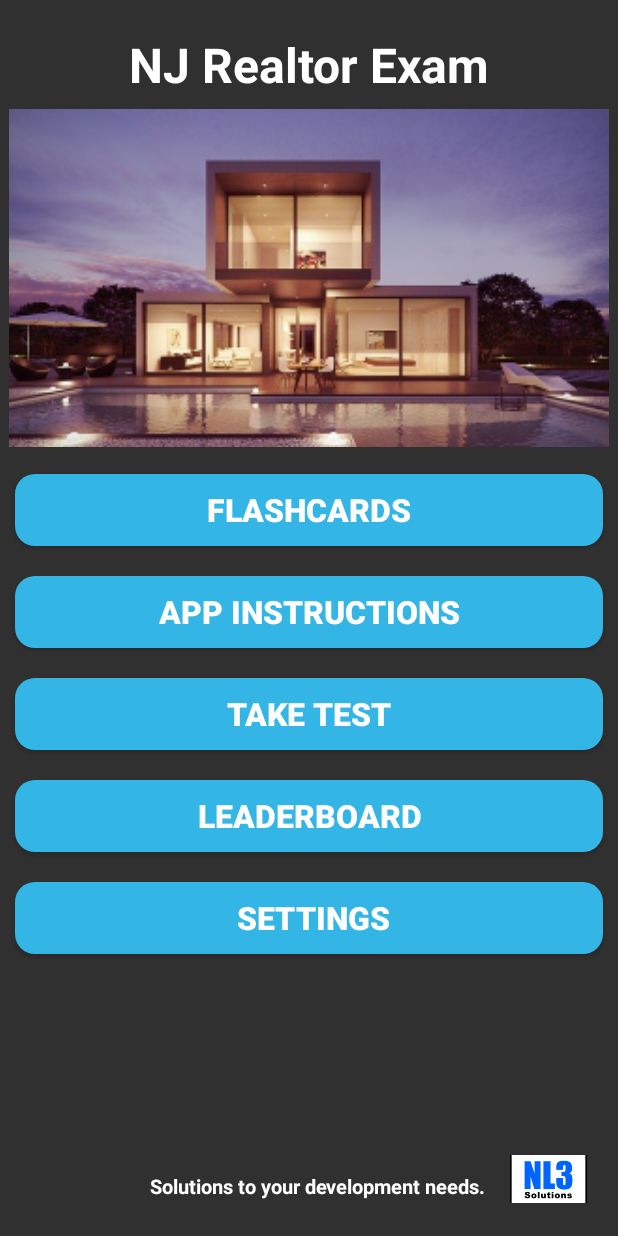
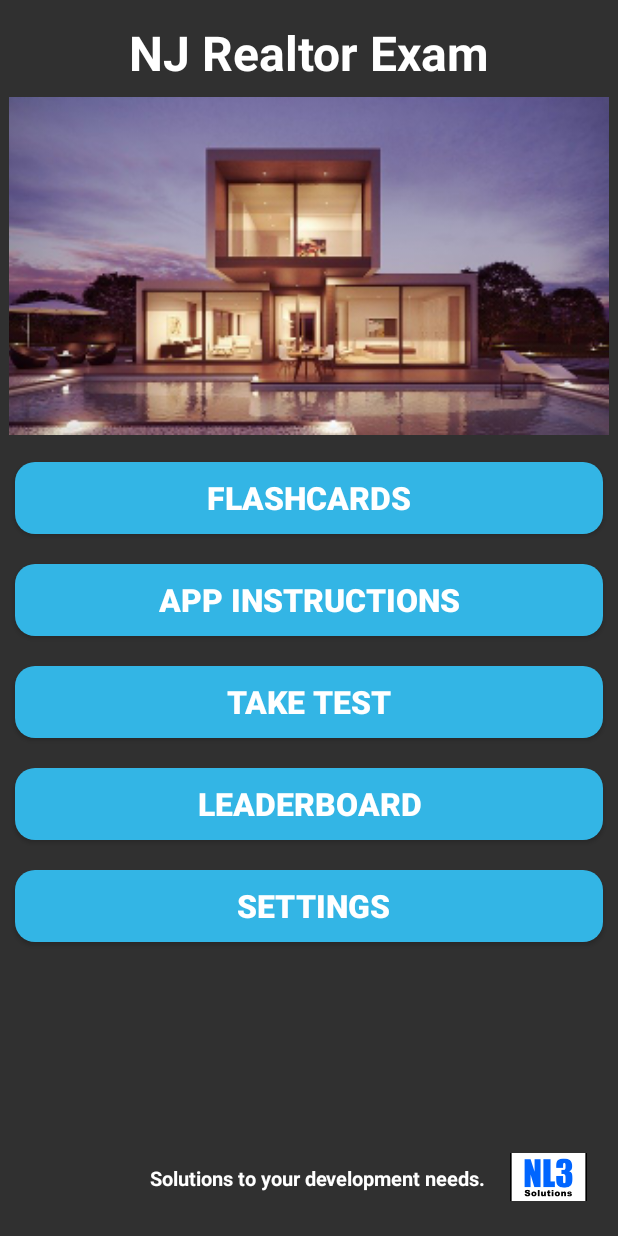
Before and after one commit to nl3appdev21/NJRealtorExam, an Android app: the MenuActivity screen opened directly, with no data from a screen before it, on a phone screen of 412 x 824 dp. Run offline under Robolectric (Android 15) with nearby library versions, the phone set to English and light mode, and no system bars; our stand-ins replace Firebase (no records; nobody signed in at launch, a user with empty details on screens opened directly).

Commit message:
cleaned up java and xml, retested

```diff
--- a/app/build.gradle
+++ b/app/build.gradle
@@ -9,9 +9,10 @@
         minSdkVersion 21
         targetSdkVersion 29
         versionCode 2
-                            // update version number here for njre app
-        versionName "1.2"   // update version number here for njre app
-                            // update version number here for njre app
+                            // TODO: update version number here for njre app
+        versionName "1.2"   // TODO: update version number here for njre app
+                            // TODO: update version number here for njre app
+
         testInstrumentationRunner "androidx.test.runner.AndroidJUnitRunner"
     }
     buildTypes {
--- a/app/src/main/java/com/nl3designs/njrealtorexam/Settings.java
+++ b/app/src/main/java/com/nl3designs/njrealtorexam/Settings.java
@@ -27,7 +27,9 @@
             setContentView(R.layout.settings);
             store = new StorageManager(Settings.this);
 
-            // TODO: delete this code
+            // TODO: delete this code  lines 30 to 51
+
+            /*
             // new test code  ????
             HashMap<String, String> myMap = new HashMap<>();
             myMap.put("emp1", "skip");
@@ -44,6 +46,8 @@
                 Log.d("skip", value);
             }
             // new test code  ????
+
+            */
 
             //  randswitch
             Switch sw = findViewById(R.id.randSwitch);
--- a/app/src/main/res/layout/activity_menu.xml
+++ b/app/src/main/res/layout/activity_menu.xml
@@ -31,7 +31,7 @@
             <TextView
                 android:layout_width="match_parent"
                 android:layout_height="wrap_content"
-                android:layout_marginTop="21dp"
+                android:layout_marginTop="13dp"
                 android:text="NJ Realtor Exam"
                 android:textStyle="bold"
                 android:textColor="@color/White"
@@ -107,7 +107,7 @@
 
         <LinearLayout
             android:layout_width="300dp"
-            android:layout_height="42dp"
+            android:layout_height="53dp"
             android:layout_gravity="right|bottom"
             android:layout_marginLeft="10dp"
             android:layout_margin="12dp"
@@ -126,6 +126,7 @@
 
             <ImageButton
                 android:id="@+id/ibtn_logo"
+                android:layout_marginTop="10dp"
                 android:layout_width="59dp"
                 android:layout_height="32dp"
                 android:src="@mipmap/nl3a00" />
```
